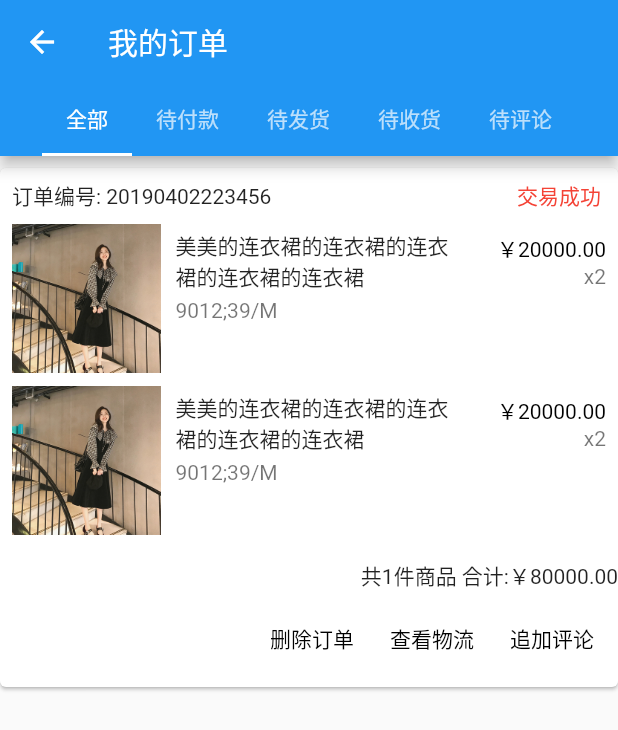
After one commit to zzlhr/xshop_app, a Flutter app: the screen it shows after launch, item 4 of the bottom bar chosen, after a tap on "查看全部 >", on a phone screen of 412 x 824 dp. The commit adds this screen. Shown: the top 730 px of the screen. Run offline on Flutter 3.47's test engine with Material 2 defaults, Android fonts, the phone set to English and light mode, and no system bars; our stand-ins replace material_design_icons_flutter.

Commit message:
我的订单

```diff
--- a/lib/component/Cell.dart
+++ b/lib/component/Cell.dart
@@ -60,6 +60,9 @@ class Cell extends StatelessWidget {
       var _content = content ?? "";
       return Text(_content, textDirection: TextDirection.rtl);
     }
+    if (type == "AssetImage") {
+      return CircleAvatar(radius: 20, backgroundImage: content);
+    }
     return Container(width: 0, height: 0);
   }
 
--- a/lib/pages/My.dart
+++ b/lib/pages/My.dart
@@ -3,6 +3,7 @@ import 'package:flutter/material.dart';
 import 'package:xshop_app/component/XShopBottomNavigation.dart';
 import 'package:xshop_app/conf/theme.dart';
 import 'package:xshop_app/pages/Login.dart';
+import 'package:xshop_app/pages/OrderList.dart';
 import 'package:xshop_app/pages/Register.dart';
 import 'package:material_design_icons_flutter/material_design_icons_flutter.dart';
 import 'package:xshop_app/pages/UserInfo.dart';
@@ -127,9 +128,18 @@ _order(context) {
               ),
             ),
             Expanded(
-              child: Text(
-                "查看全部 >",
-                style: baseFont,
+              child: GestureDetector(
+                onTap: () {
+                  Navigator.push(
+                    context,
+                    new MaterialPageRoute(
+                        builder: (context) => OrderListPage()),
+                  );
+                },
+                child: Text(
+                  "查看全部 >",
+                  style: baseFont,
+                ),
               ),
             )
           ],
--- /dev/null
+++ b/lib/pages/OrderList.dart
@@ -0,0 +1,199 @@
+import 'package:flutter/cupertino.dart';
+import 'package:flutter/material.dart';
+
+class OrderListPage extends StatefulWidget {
+  OrderListPage({Key key, this.title, this.type}) : super(key: key);
+
+  final int type;
+  final String title;
+
+  @override
+  OrderListPageState createState() => OrderListPageState();
+}
+
+class OrderListPageState extends State<OrderListPage>
+    with SingleTickerProviderStateMixin {
+  var tabs = [
+    Tab(text: "全部"),
+    Tab(text: "待付款"),
+    Tab(text: "待发货"),
+    Tab(text: "待收货"),
+    Tab(text: "待评论")
+  ];
+  var _tabController;
+
+  @override
+  void initState() {
+    super.initState();
+    _tabController = TabController(vsync: this, length: tabs.length);
+  }
+
+  @override
+  void dispose() {
+    _tabController.dispose();
+    super.dispose();
+  }
+
+  @override
+  Widget build(BuildContext context) {
+    return new DefaultTabController(
+        length: tabs.length,
+        child: new Scaffold(
+          appBar: new AppBar(
+            title: Text("我的订单"),
+            bottom: new TabBar(
+              tabs: tabs,
+              isScrollable: true,
+              controller: _tabController,
+            ),
+          ),
+          body: new TabBarView(
+            children: [
+              RefreshIndicator(
+                onRefresh: () {},
+                child: ListView(
+                  children: <Widget>[_orderItem()],
+                ),
+              )
+            ],
+          ),
+        ));
+  }
+
+  _orderItem() {
+    return Card(
+      margin: EdgeInsets.only(top: 8),
+      child: Column(
+        crossAxisAlignment: CrossAxisAlignment.start,
+        children: <Widget>[
+          Padding(
+            padding: const EdgeInsets.fromLTRB(8.0, 8.0, 0, 0),
+            child: Row(
+              children: <Widget>[
+                Expanded(
+                  child: Text(
+                    "订单编号: 20190402223456",
+                  ),
+                  flex: 5,
+                ),
+                Expanded(
+                  child: Text(
+                    "交易成功",
+                    style: TextStyle(color: Colors.red),
+                  ),
+                )
+              ],
+            ),
+          ),
+          Padding(
+              padding: const EdgeInsets.all(8.0),
+              child: Column(
+                children: <Widget>[_goodsItem(), _goodsItem()],
+              )),
+          ButtonTheme.bar(
+              // make buttons use the appropriate styles for cards
+              child: _orderBottomBar()),
+        ],
+      ),
+    );
+  }
+
+  _goodsItem() {
+    return Padding(
+      padding: const EdgeInsets.only(bottom: 8),
+      child: Row(
+        children: <Widget>[
+          Expanded(
+            child: Image.asset(
+              "images/d1.jpg",
+              height: 100,
+            ),
+            flex: 1,
+          ),
+          Expanded(
+            child: _orderTitle(),
+            flex: 3,
+          ),
+        ],
+      ),
+    );
+  }
+
+  _orderBottomBar() {
+    return Column(
+      children: <Widget>[
+        Align(
+          child: Text("共1件商品 合计:￥80000.00"),
+          alignment: FractionalOffset.bottomRight,
+        ),
+        ButtonBar(
+          children: <Widget>[
+            FlatButton(
+              child: const Text('删除订单'),
+              onPressed: () {
+                /* ... */
+              },
+            ),
+            FlatButton(
+              child: const Text('查看物流'),
+              onPressed: () {
+                /* ... */
+              },
+            ),
+            FlatButton(
+              child: const Text('追加评论'),
+              onPressed: () {
+                /* ... */
+              },
+            ),
+          ],
+        ),
+      ],
+    );
+  }
+
+  _orderTitle() {
+    return Container(
+      padding: EdgeInsets.only(left: 10),
+      height: 100,
+      child: Column(
+        crossAxisAlignment: CrossAxisAlignment.start,
+        children: <Widget>[
+          Expanded(
+            child: Row(
+              children: <Widget>[
+                Expanded(
+                  child: Text(
+                    "美美的连衣裙的连衣裙的连衣裙的连衣裙的连衣裙",
+                    textAlign: TextAlign.start,
+                  ),
+                  flex: 2,
+                ),
+                Expanded(
+                  child: RichText(
+                    textAlign: TextAlign.right,
+                    text: TextSpan(
+                        text: "￥20000.00",
+                        style: TextStyle(color: Colors.black),
+                        children: [
+                          TextSpan(
+                              text: "\n x2",
+                              style: TextStyle(color: Colors.black54))
+                        ]),
+                  ),
+                ) // 单价&数量
+              ],
+            ),
+          ),
+          Expanded(
+            child: Text(
+              "9012;39/M",
+              textAlign: TextAlign.left,
+              style: TextStyle(fontSize: 14, color: Colors.black54),
+            ),
+          ), //规格
+        ],
+      ),
+    );
+  }
+}
--- a/lib/pages/UserInfo.dart
+++ b/lib/pages/UserInfo.dart
@@ -20,7 +20,7 @@ class UserInfoPageState extends State<UserInfoPage> {
       ),
       body: Column(
         children: <Widget>[
-          Cell("头像", isJump: false),
+          Cell("头像", isJump: false, content: AssetImage("images/head.jpeg"), type: "AssetImage",),
           Cell(
             "昵称",
             isJump: false,
--- a/pubspec.yaml
+++ b/pubspec.yaml
@@ -43,6 +43,7 @@ flutter:
   # To add assets to your application, add an assets section, like this:
   assets:
     - images/head.jpeg
+    - images/d1.jpg
   #  - images/a_dot_ham.jpeg
 
   # An image asset can refer to one or more resolution-specific "variants", see
```
Also changed, not shown: images/d1.jpg (added).
